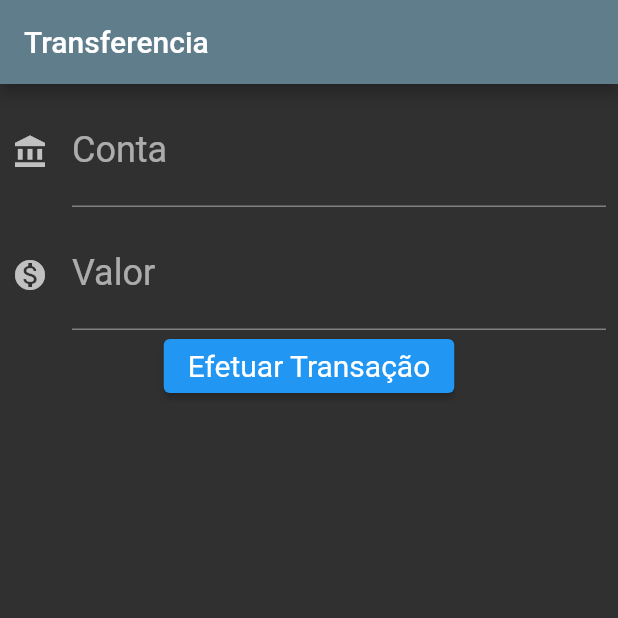
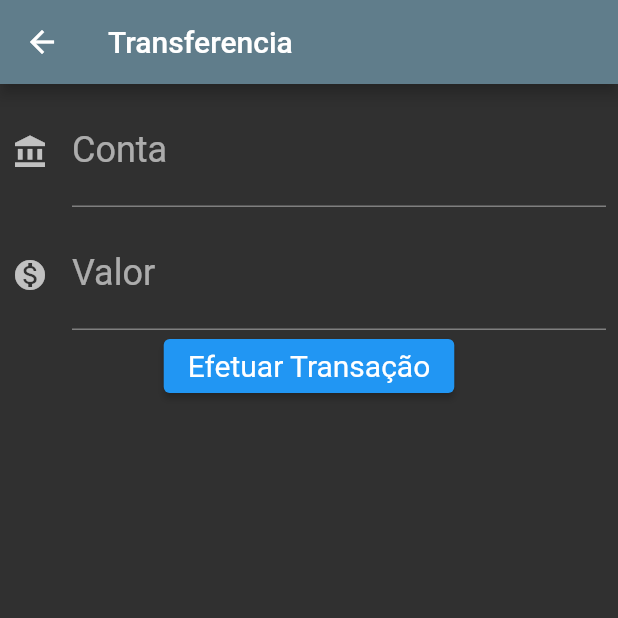
Before and after one commit to MGMAGNOJ/bytebank, a Flutter app: the FormularioTransferencia screen opened directly, after a tap on "Efetuar Transação", on a phone screen of 412 x 824 dp, the top half of it. Run offline on Flutter 3.47's test engine with Material 2 defaults, Android fonts, the phone set to English and light mode, and no system bars.

Commit message:
Implementado form e call back

```diff
--- a/lib/main.dart
+++ b/lib/main.dart
@@ -3,7 +3,11 @@ import 'package:flutter/widgets.dart';
 
 // Chamada da função principal
 // Este formato => é um formato reduzido de chamada.
-void main() => runApp(ByteBankApp());
+//void main() => runApp(ByteBankApp());
+// Formato Tradicional
+void main() {
+  runApp(ByteBankApp());
+}
 
 // Classe da função principal
 class ByteBankApp extends StatelessWidget {
@@ -15,7 +19,7 @@ class ByteBankApp extends StatelessWidget {
       theme:
           ThemeData(brightness: Brightness.dark, primaryColor: Colors.blueGrey),
       home: Scaffold(
-        body: FormularioTransferencia(),
+        body: ListaDePagamentos(),
       ),
     );
   }
@@ -37,17 +41,36 @@ class FormularioTransferencia extends StatelessWidget {
       ),
       body: Column(
         children: [
-          Editor(_controllerConta, "Conta", "0000",Icons.account_balance),
-          Editor(_controllerConta, "Valor", "00.00",Icons.monetization_on),
-
+          Editor(
+              controlador: _controllerConta,
+              rotulo: "Conta",
+              dica: "0000",
+              icone: Icons.account_balance),
+          Editor(
+              controlador: _controllerValor,
+              rotulo: "Valor",
+              dica: "00.00",
+              icone: Icons.monetization_on),
           ElevatedButton(
             style: style,
             onPressed: () {
+              _criaTransferencia(context);
+            },
+            child: const Text('Efetuar Transação'),
+          ),
+        ],
+      ),
+    );
+  }
+
+  // Metodo que processa os dados
+  void _criaTransferencia(BuildContext context) {
     debugPrint("Passei");
     final int? nConta = int.tryParse(_controllerConta.text);
     final double? nValor = double.tryParse(_controllerValor.text);
     if (nConta != null && nValor != null) {
       final transfCriada = Transferencia(nValor, nConta);
+      debugPrint('Criando a Transferencia');
       debugPrint('$transfCriada.toString');
       ScaffoldMessenger.of(context).showSnackBar(
         SnackBar(
@@ -60,38 +83,37 @@ class FormularioTransferencia extends StatelessWidget {
           ),*/
         ),
       );
+      Navigator.pop(context, transfCriada);
     }
-            },
-            child: const Text('Efetuar Transação'),
-          ),
-        ],
-      ),
-    );
   }
 }
 
 // Classe do campo texto
 class Editor extends StatelessWidget {
+  final TextEditingController controlador;
+  final IconData icone;
+  final String rotulo;
+  final String dica;
 
-  final TextEditingController _controlador;
-  final IconData _icone;
-  final String _rotulo;
-  final String _dica;
-
-  const Editor(this._controlador, this._rotulo, this._dica, this._icone);
+  const Editor(
+      {required this.controlador,
+      required this.rotulo,
+      required this.dica,
+      required this.icone});
 
   @override
   Widget build(BuildContext context) {
     return Padding(
       padding: const EdgeInsets.fromLTRB(8.0, 8.0, 8.0, 0.0),
       child: TextField(
-        controller: _controlador,
+        controller: controlador,
         keyboardType: TextInputType.number,
         style: TextStyle(fontSize: 24.0),
         decoration: InputDecoration(
-          icon: Icon(_icone),
-          labelText: _rotulo,
-          hintText: _dica,
+          //  Testar nulo em um parametro
+          icon: icone != null ? Icon(icone) : null,
+          labelText: rotulo,
+          hintText: dica,
         ),
       ),
     );
@@ -114,7 +136,18 @@ class ListaDePagamentos extends StatelessWidget {
       ),
       floatingActionButton: FloatingActionButton(
         child: Icon(Icons.add),
-        onPressed: null,
+        onPressed: () {
+          // Codigo que faz a navegação para o formulario
+          final Future future =
+              Navigator.push(context, MaterialPageRoute(builder: (context) {
+            return FormularioTransferencia();
+          }));
+          // Faz o tratamento do Retorno
+          future.then((transfCriada) {
+            debugPrint("Chegou no then do future");
+            debugPrint('$transfCriada');
+          });
+        },
       ),
     );
   }
```
Lines whose indentation alone changed are shown as unchanged.
